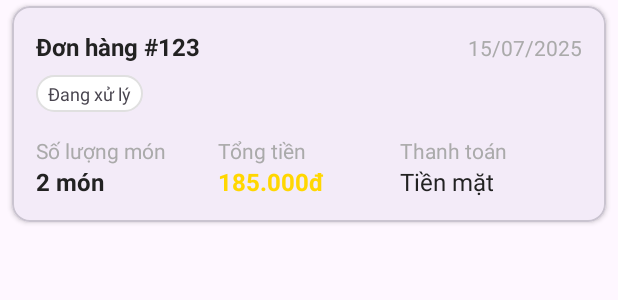
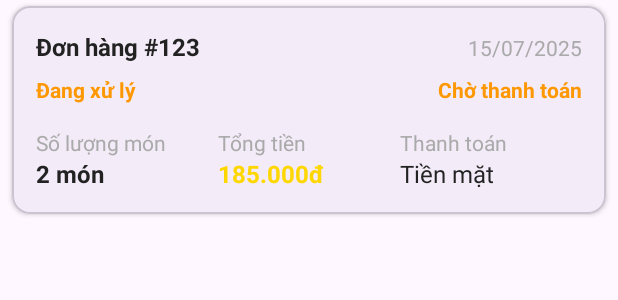
Before and after one commit to hieuvau198/PRM-Noodle-Mobile, an Android app: the layout item_order_history.xml on its own in the app's theme, with its tools: preview values and no code run, on a phone screen of 412 x 824 dp. Shown: the top 300 px of the screen. Run offline under Robolectric (Android 15) with nearby library versions, the phone set to English and light mode, and no system bars; network calls fail.

Commit message:
fix lịch sử đơn hàng

```diff
--- a/PRM_Noodle_Mobile/app/src/main/res/layout/item_order_history.xml
+++ b/PRM_Noodle_Mobile/app/src/main/res/layout/item_order_history.xml
@@ -40,15 +40,33 @@
                 android:textSize="14sp"/>
         </LinearLayout>
 
-        <!-- Status Badge -->
-        <TextView
-            android:id="@+id/tv_order_status"
-            android:layout_width="wrap_content"
+        <!-- Status Text -->
+        <LinearLayout
+            android:layout_width="match_parent"
             android:layout_height="wrap_content"
-            android:background="@drawable/status_badge"
-            android:text="Đang xử lý"
-            android:textSize="12sp"
-            android:layout_marginBottom="8dp"/>
+            android:orientation="horizontal"
+            android:layout_marginBottom="8dp">
+
+            <TextView
+                android:id="@+id/tv_order_status"
+                android:layout_width="0dp"
+                android:layout_height="wrap_content"
+                android:layout_weight="1"
+                android:text="Đang xử lý"
+                android:textSize="14sp"
+                android:textStyle="bold"
+                android:textColor="@color/status_pending"/>
+
+            <TextView
+                android:id="@+id/tv_payment_status"
+                android:layout_width="wrap_content"
+                android:layout_height="wrap_content"
+                android:text="Chờ thanh toán"
+                android:textSize="14sp"
+                android:textStyle="bold"
+                android:textColor="@color/payment_pending"/>
+
+        </LinearLayout>
 
         <!-- Order Details -->
         <LinearLayout
--- a/PRM_Noodle_Mobile/app/src/main/res/values/colors_status.xml
+++ b/PRM_Noodle_Mobile/app/src/main/res/values/colors_status.xml
@@ -1,7 +1,14 @@
 <?xml version="1.0" encoding="utf-8"?>
 <resources>
+    <!-- Order Status Colors -->
     <color name="status_pending">#FF9800</color>
     <color name="status_confirmed">#2196F3</color>
     <color name="status_delivered">#4CAF50</color>
     <color name="status_cancelled">#F44336</color>
+
+    <!-- Payment Status Colors -->
+    <color name="payment_paid">#4CAF50</color>
+    <color name="payment_pending">#FF9800</color>
+    <color name="payment_failed">#F44336</color>
+    <color name="payment_refunded">#2196F3</color>
 </resources>
```
Also changed, not shown: PRM_Noodle_Mobile/app/src/main/java/com/example/prm_noodle_mobile/customer/orderhistory/OrderHistoryAdapter.java (+45 -10 lines).
